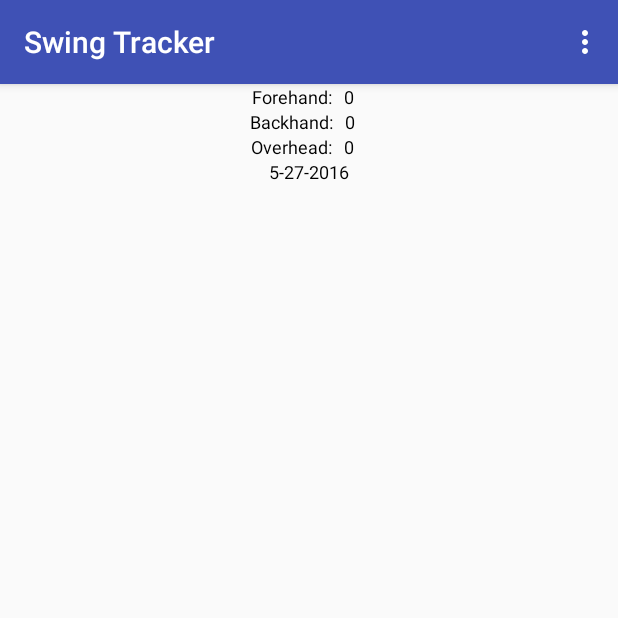
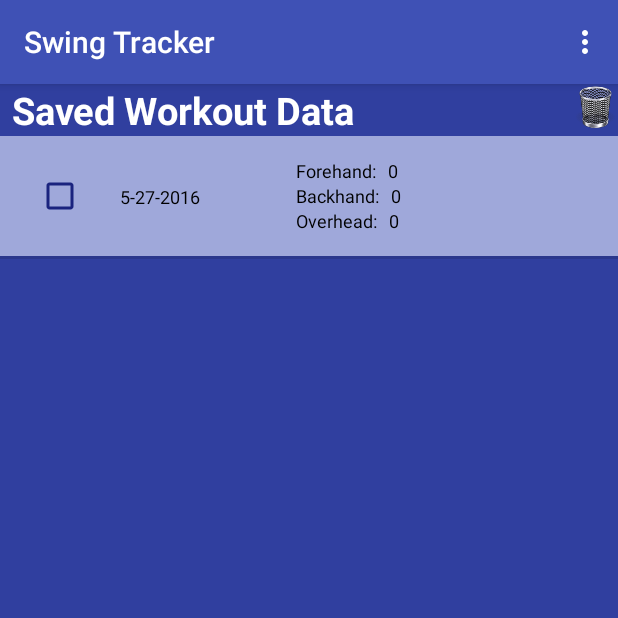
Before and after one commit to kimo9985/Capstone-Project, an Android app: the MyData screen opened directly, with no data from a screen before it, on a phone screen of 412 x 824 dp, the top half of it. Run offline under Robolectric (Android 15) with nearby library versions, the phone set to English and light mode, and no system bars; our stand-ins replace AdMob.

Commit message:
feat:  Implement SQLite Database

```diff
--- a/mobile/src/main/java/com/jimtrinh9985gmail/swingtracker/MainActivity.java
+++ b/mobile/src/main/java/com/jimtrinh9985gmail/swingtracker/MainActivity.java
@@ -25,7 +25,6 @@ import com.google.android.gms.wearable.PutDataRequest;
 import com.google.android.gms.wearable.Wearable;
 import com.jimtrinh9985gmail.swingtracker.myDatabase.MyData;
 import com.jimtrinh9985gmail.swingtracker.myDatabase.MyDatabase;
-import com.jimtrinh9985gmail.swingtracker.myDatabase.MyDatabaseAdapter;
 
 import java.util.Calendar;
 
@@ -82,6 +81,8 @@ public class MainActivity extends AppCompatActivity implements
     // Insert Workout Data to SQLiteDB //
     public void insertWorkoutData(View view) {
 
+        int status = 0;
+
         SharedPreferences forehands = this.getSharedPreferences
                 ("com.swingtracker.FOREHAND", Context.MODE_PRIVATE);
         forehand = (forehands.getInt("com.swingtracker.FOREHAND", 0));
@@ -102,8 +103,7 @@ public class MainActivity extends AppCompatActivity implements
 
         MyDatabase database = new MyDatabase(this);
 
-        long id = database.insertData(forehand, backhand, overhead, date);
-        //myDatabaseAdapter.notifyDataSetChanged();
+        long id = database.insertData(status, forehand, backhand, overhead, date);
         Toast.makeText(this, "Workout Data Saved!", Toast.LENGTH_LONG).show();
     }
 
--- a/mobile/src/main/java/com/jimtrinh9985gmail/swingtracker/MyDatabase/MyData.java
+++ b/mobile/src/main/java/com/jimtrinh9985gmail/swingtracker/MyDatabase/MyData.java
@@ -1,19 +1,29 @@
 package com.jimtrinh9985gmail.swingtracker.myDatabase;
 
+import android.content.Context;
 import android.content.Intent;
 import android.os.Bundle;
 import android.support.v7.app.AppCompatActivity;
+import android.view.LayoutInflater;
 import android.view.Menu;
 import android.view.MenuInflater;
 import android.view.MenuItem;
+import android.view.View;
+import android.view.ViewGroup;
+import android.widget.ArrayAdapter;
+import android.widget.CheckBox;
 import android.widget.ListView;
+import android.widget.TextView;
 
 import com.google.android.gms.ads.AdRequest;
 import com.google.android.gms.ads.AdView;
 import com.google.android.gms.ads.MobileAds;
+import com.jimtrinh9985gmail.swingtracker.ChartFragment;
+import com.jimtrinh9985gmail.swingtracker.MainActivity;
 import com.jimtrinh9985gmail.swingtracker.ProfileFragment;
 import com.jimtrinh9985gmail.swingtracker.R;
 
+import java.util.ArrayList;
 import java.util.List;
 
 /**
@@ -24,6 +34,7 @@ public class MyData extends AppCompatActivity {
     public final String LOG_TAG = MyData.class.getSimpleName();
 
     private ListView listView;
+    TextView forehand, backhand, overhead, date;
     List<WorkoutDataModel> workoutDataModels;
     MyDatabaseAdapter myDatabaseAdapter;
     MyDatabase database;
@@ -46,7 +57,62 @@ public class MyData extends AppCompatActivity {
         myDatabaseAdapter = new MyDatabaseAdapter(this, R.layout.data_model, workoutDataModels);
         listView = (ListView) findViewById(R.id.listView);
         listView.setAdapter(myDatabaseAdapter);
+    }
 
+    private class MyDatabaseAdapter extends ArrayAdapter<WorkoutDataModel> {
+        Context context;
+        List<WorkoutDataModel> workoutDataModel = new ArrayList<WorkoutDataModel>();
+        int layoutResourceId;
+
+        public MyDatabaseAdapter(Context context, int layoutResourceId, List<WorkoutDataModel> object) {
+            super(context, layoutResourceId, object);
+            this.context = context;
+            this.layoutResourceId = layoutResourceId;
+            this.workoutDataModel = object;
+        }
+
+        @Override
+        public View getView(int position, View convertView, ViewGroup parent) {
+
+            CheckBox checkBox = null;
+            if (convertView == null) {
+                LayoutInflater layoutInflater = (LayoutInflater)
+                        context.getSystemService(Context.LAYOUT_INFLATER_SERVICE);
+                convertView = layoutInflater.inflate(R.layout.data_model, parent, false);
+                forehand = (TextView) convertView.findViewById(R.id.dm_forehand_count);
+                backhand = (TextView) convertView.findViewById(R.id.dm_backhand_count);
+                overhead = (TextView) convertView.findViewById(R.id.dm_overhead_count);
+                date = (TextView) convertView.findViewById(R.id.dm_save_date);
+                checkBox = (CheckBox) convertView.findViewById(R.id.deleteBox);
+                convertView.setTag(checkBox);
+                checkBox.setOnClickListener(new View.OnClickListener() {
+                    @Override
+                    public void onClick(View v) {
+                        CheckBox check = (CheckBox) v;
+                        WorkoutDataModel updateData = (WorkoutDataModel) check.getTag();
+                        updateData.setMyStatus(check.isChecked() ? 1 : 0);
+                        database.updateCheckBox(updateData);
+                    }
+                });
+            } else {
+                checkBox = (CheckBox) convertView.getTag();
+            }
+            WorkoutDataModel current = workoutDataModel.get(position);
+            forehand.setText(String.valueOf(current.getMyForehand()));
+            backhand.setText(String.valueOf(current.getMyBackhand()));
+            overhead.setText(String.valueOf(current.getMyOverhead()));
+            date.setText(String.valueOf(current.getMyDate()));
+            checkBox.setChecked(current.getMyStatus() == 1);
+            checkBox.setTag(current);
+
+            return convertView;
+        }
+    }
+
+    public void deleteItems(View v) {
+        database.deleteChecked();
+        myDatabaseAdapter.notifyDataSetChanged();
+        recreate();
     }
 
     @Override
@@ -85,14 +151,14 @@ public class MyData extends AppCompatActivity {
     public boolean onOptionsItemSelected(MenuItem item) {
         switch (item.getItemId()) {
             case R.id.menu_chart:
+                Intent intent = new Intent(this, MainActivity.class);
+                startActivity(intent);
                 return true;
             case R.id.menu_profile:
-                Intent intent = new Intent(this, ProfileFragment.class);
-                startActivity(intent);
+                Intent intent1 = new Intent(this, ProfileFragment.class);
+                startActivity(intent1);
                 return true;
             case R.id.menu_data:
-                Intent intent1 = new Intent(this, MyData.class);
-                startActivity(intent1);
                 return true;
         }
         return super.onOptionsItemSelected(item);
--- a/mobile/src/main/java/com/jimtrinh9985gmail/swingtracker/MyDatabase/MyDatabase.java
+++ b/mobile/src/main/java/com/jimtrinh9985gmail/swingtracker/MyDatabase/MyDatabase.java
@@ -17,16 +17,16 @@ public class MyDatabase extends SQLiteOpenHelper {
 
     public final String LOG_TAG = MyDatabase.class.getSimpleName();
 
-    SQLiteDatabase database;
     private Context mContext;
 
     // Database Info //
-    private static final int DATABASE_VERSION = 2;
+    private static final int DATABASE_VERSION = 1;
     private static final String DATABASE_NAME = "myWorkoutDatabase";
     public static final String DATABASE_TABLE = "swingData";
 
     // Database Table Columns //
     private static final String KEY_ID = "_id";
+    private static final String KEY_STATUS = "status";
     private static final String KEY_FOREHAND = "forehand";
     private static final String KEY_BACKHAND = "backhand";
     private static final String KEY_OVERHEAD = "overhead";
@@ -34,6 +34,7 @@ public class MyDatabase extends SQLiteOpenHelper {
 
     private static final String CREATE_WORKOUT_TABLE = "CREATE TABLE " + DATABASE_TABLE + "("
             + KEY_ID + " INTEGER PRIMARY KEY, "
+            + KEY_STATUS + " INTEGER,"
             + KEY_FOREHAND + " INTEGER,"
             + KEY_BACKHAND + " INTEGER,"
             + KEY_OVERHEAD + " INTEGER,"
@@ -64,10 +65,11 @@ public class MyDatabase extends SQLiteOpenHelper {
     }
 
     // Insert Data //
-    public long insertData (int forehand, int backhand, int overhead, String date) {
+    public long insertData (int status, int forehand, int backhand, int overhead, String date) {
 
         SQLiteDatabase database = this.getWritableDatabase();
         ContentValues contentValues = new ContentValues();
+        contentValues.put(KEY_STATUS, status);
         contentValues.put(KEY_FOREHAND, forehand);
         contentValues.put(KEY_BACKHAND, backhand);
         contentValues.put(KEY_OVERHEAD, overhead);
@@ -91,14 +93,35 @@ public class MyDatabase extends SQLiteOpenHelper {
             do {
                 WorkoutDataModel workoutDataModel = new WorkoutDataModel();
                 workoutDataModel.set_id(cursor.getInt(0));
-                workoutDataModel.setMyForehand(cursor.getInt(1));
-                workoutDataModel.setMyBackhand(cursor.getInt(2));
-                workoutDataModel.setMyOverhead(cursor.getInt(3));
-                workoutDataModel.setMyDate(cursor.getString(4));
+                workoutDataModel.setMyStatus(cursor.getInt(1));
+                workoutDataModel.setMyForehand(cursor.getInt(2));
+                workoutDataModel.setMyBackhand(cursor.getInt(3));
+                workoutDataModel.setMyOverhead(cursor.getInt(4));
+                workoutDataModel.setMyDate(cursor.getString(5));
 
                 workoutDataModels.add(workoutDataModel);
             } while (cursor.moveToNext());
         }
         return workoutDataModels;
     }
+
+    // Update Checkbox Status //
+    public void updateCheckBox(WorkoutDataModel workoutDataModel) {
+        SQLiteDatabase database = this.getWritableDatabase();
+        ContentValues contentValues = new ContentValues();
+        contentValues.put(KEY_STATUS, workoutDataModel.getMyStatus());
+        contentValues.put(KEY_FOREHAND, workoutDataModel.getMyForehand());
+        contentValues.put(KEY_BACKHAND, workoutDataModel.getMyBackhand());
+        contentValues.put(KEY_OVERHEAD, workoutDataModel.getMyOverhead());
+        contentValues.put(KEY_DATE, workoutDataModel.getMyDate());
+        database.update(DATABASE_TABLE, contentValues, KEY_ID
+                + " = ?", new String[]{String.valueOf(workoutDataModel.get_id())});
+    }
+
+    // Delete Checkbox //
+    public void deleteChecked() {
+        SQLiteDatabase database = this.getWritableDatabase();
+        database.delete(DATABASE_TABLE, KEY_STATUS + "=" + "1", null);
+        database.close();
+    }
 }
--- a/mobile/src/main/java/com/jimtrinh9985gmail/swingtracker/MyDatabase/MyDatabaseAdapter.java
+++ b/mobile/src/main/java/com/jimtrinh9985gmail/swingtracker/MyDatabase/MyDatabaseAdapter.java
@@ -5,7 +5,7 @@ import android.view.LayoutInflater;
 import android.view.View;
 import android.view.ViewGroup;
 import android.widget.ArrayAdapter;
-import android.widget.TextView;
+import android.widget.CheckBox;
 
 import com.jimtrinh9985gmail.swingtracker.R;
 
@@ -18,7 +18,6 @@ import java.util.List;
 public class MyDatabaseAdapter extends ArrayAdapter<WorkoutDataModel> {
 
     public final String LOG_TAG = MyDatabaseAdapter.class.getSimpleName();
-    private TextView forehand, backhand, overhead, date;
     Context context;
     int layoutResourceId;
     List<WorkoutDataModel> workoutDataModel = new ArrayList<WorkoutDataModel>();
@@ -31,24 +30,16 @@ public class MyDatabaseAdapter extends ArrayAdapter<WorkoutDataModel> {
     }
 
     @Override
-    public View getView(int position, View convertView, ViewGroup parent) {
+    public View getView(final int position, View convertView, ViewGroup parent) {
 
-        if (convertView == null) {
-            LayoutInflater layoutInflater = (LayoutInflater)
-                    context.getSystemService(Context.LAYOUT_INFLATER_SERVICE);
-            convertView = layoutInflater.inflate(R.layout.data_model, parent, false);
+        LayoutInflater layoutInflater = (LayoutInflater)
+                context.getSystemService(Context.LAYOUT_INFLATER_SERVICE);
+        convertView = layoutInflater.inflate(R.layout.data_model, parent, false);
 
-            forehand = (TextView) convertView.findViewById(R.id.dm_forehand_count);
-            backhand = (TextView) convertView.findViewById(R.id.dm_backhand_count);
-            overhead = (TextView) convertView.findViewById(R.id.dm_overhead_count);
-            date = (TextView) convertView.findViewById(R.id.dm_save_date);
-        }
+        CheckBox checkBox = (CheckBox) convertView.findViewById(R.id.deleteBox);
         WorkoutDataModel current = workoutDataModel.get(position);
-        forehand.setText(String.valueOf(current.getMyForehand()));
-        backhand.setText(String.valueOf(current.getMyBackhand()));
-        overhead.setText(String.valueOf(current.getMyOverhead()));
-        date.setText(String.valueOf(current.getMyDate()));
+        checkBox.setChecked(current.getMyStatus() == 1);
 
         return convertView;
     }
- }
+}
--- a/mobile/src/main/java/com/jimtrinh9985gmail/swingtracker/MyDatabase/WorkoutDataModel.java
+++ b/mobile/src/main/java/com/jimtrinh9985gmail/swingtracker/MyDatabase/WorkoutDataModel.java
@@ -1,17 +1,21 @@
 package com.jimtrinh9985gmail.swingtracker.myDatabase;
+
+import android.util.Log;
 
 /**
  * Created by Kimo on 6/21/2016.
  */
 public class WorkoutDataModel {
 
-    private int _id, myForehand, myBackhand, myOverhead;
+    public final String LOG_TAG = WorkoutDataModel.class.getSimpleName();
+    private int _id, myForehand, myBackhand, myOverhead, myStatus;
     private String myDate;
 
     public WorkoutDataModel() {
         this.myForehand = 0;
         this.myBackhand = 0;
         this.myOverhead = 0;
+        this.myStatus = 0;
         this.myDate = null;
     }
 
@@ -21,6 +25,15 @@ public class WorkoutDataModel {
 
     public void set_id(int _id) {
         this._id = _id;
+    }
+
+    public int getMyStatus() {
+        return myStatus;
+    }
+
+    public void setMyStatus(int myStatus) {
+        this.myStatus = myStatus;
+        Log.d(LOG_TAG, "Datamodel setMyStatus: " + myStatus);
     }
 
     public int getMyForehand() {
--- a/mobile/src/main/java/com/jimtrinh9985gmail/swingtracker/ProfileFragment.java
+++ b/mobile/src/main/java/com/jimtrinh9985gmail/swingtracker/ProfileFragment.java
@@ -160,11 +160,11 @@ public class ProfileFragment extends AppCompatActivity implements View.OnLongCli
     @Override
     public boolean onOptionsItemSelected(MenuItem item) {
         switch (item.getItemId()) {
-            case R.id.menu_profile:
-                return true;
             case R.id.menu_chart:
                 Intent intent = new Intent(this, MainActivity.class);
                 startActivity(intent);
+                return true;
+            case R.id.menu_profile:
                 return true;
             case R.id.menu_data:
                 Intent intent1 = new Intent(this, MyData.class);
--- a/mobile/src/main/res/layout/data_fragment.xml
+++ b/mobile/src/main/res/layout/data_fragment.xml
@@ -2,12 +2,43 @@
 <RelativeLayout
     xmlns:android="http://schemas.android.com/apk/res/android"
     xmlns:ads="http://schemas.android.com/apk/res-auto"
+    android:background="@color/A700_indigo"
     android:layout_width="match_parent"
     android:layout_height="match_parent" >
 
+    <TextView
+        android:layout_width="wrap_content"
+        android:layout_height="wrap_content"
+        android:id="@+id/listView_title"
+        android:text="@string/list_title"
+        style="@style/BolderText"
+        android:gravity="center_vertical"
+        android:paddingStart="8dp"
+        android:paddingEnd="8dp" />
+
+    <ImageButton
+        android:layout_width="wrap_content"
+        android:layout_height="wrap_content"
+        android:id="@+id/deleteCheckBox"
+        android:onClick="deleteItems"
+        android:contentDescription="@string/cd_image_button"
+        android:gravity="center_vertical|center_horizontal"
+        android:background="@android:color/transparent"
+        android:focusable="false"
+        android:adjustViewBounds="true"
+        android:maxHeight="30dp"
+        android:maxWidth="30dp"
+        android:scaleType="fitCenter"
+        android:src="@mipmap/ic_delete_button"
+        android:layout_alignParentEnd="true"
+        android:layout_alignParentRight="true" />
+
     <ListView
         android:id="@+id/listView"
+        android:layout_below="@+id/listView_title"
+        android:layout_above="@+id/adView"
         android:scrollbars="vertical"
+        android:dividerHeight="2sp"
         android:layout_width="match_parent"
         android:layout_height="wrap_content" />
 
@@ -21,5 +52,4 @@
         ads:adUnitId="@string/banner_ad_unit_id">
     </com.google.android.gms.ads.AdView>
 
-
 </RelativeLayout>
--- a/mobile/src/main/res/layout/data_model.xml
+++ b/mobile/src/main/res/layout/data_model.xml
@@ -1,17 +1,42 @@
 <?xml version="1.0" encoding="utf-8"?>
+<RelativeLayout
+    xmlns:android="http://schemas.android.com/apk/res/android"
+    android:background="@color/A200_indigo"
+    android:layout_width="match_parent"
+    android:layout_height="match_parent" >
+
+    <CheckBox
+        android:layout_width="wrap_content"
+        android:layout_height="wrap_content"
+        android:id="@+id/deleteBox"
+        android:buttonTint="@color/A900_indigo"
+        android:layout_margin="24dp"
+        android:layout_centerVertical="true" />
+
+    <TextView
+        android:id="@+id/dm_save_date"
+        android:layout_width="wrap_content"
+        android:layout_height="wrap_content"
+        style="@style/Counter"
+        android:layout_alignBaseline="@+id/deleteBox"
+        android:layout_alignBottom="@+id/deleteBox"
+        android:layout_toRightOf="@+id/deleteBox"
+        android:layout_toEndOf="@+id/deleteBox"
+        android:layout_marginEnd="64dp"
+        android:layout_marginRight="64dp" />
+
     <LinearLayout
-    xmlns:android="http://schemas.android.com/apk/res/android"
+        android:layout_width="wrap_content"
+        android:layout_height="wrap_content"
+        android:layout_toRightOf="@+id/dm_save_date"
+        android:layout_toEndOf="@+id/dm_save_date"
         android:orientation="vertical"
-    android:layout_width="match_parent"
-    android:layout_height="match_parent">
+        android:layout_centerVertical="true">
 
         <LinearLayout
             android:layout_width="match_parent"
             android:layout_height="wrap_content"
-        android:gravity="center"
-        android:id="@+id/row1"
-        android:orientation="horizontal"
-        android:layout_centerVertical="true">
+            android:orientation="horizontal">
 
             <TextView
                 android:layout_width="wrap_content"
@@ -24,8 +49,10 @@
                 android:layout_width="wrap_content"
                 android:layout_height="wrap_content"
                 style="@style/Counter"
+                android:paddingLeft="8dp"
                 android:paddingStart="8dp"
-            android:paddingEnd="8dp"
+                android:paddingRight="16dp"
+                android:paddingEnd="16dp"
                 android:text="@string/zero" />
 
         </LinearLayout>
@@ -33,9 +60,6 @@
         <LinearLayout
             android:layout_width="match_parent"
             android:layout_height="wrap_content"
-        android:id="@+id/row2"
-        android:layout_below="@+id/row1"
-        android:gravity="center"
             android:orientation="horizontal" >
 
             <TextView
@@ -49,18 +73,18 @@
                 android:layout_width="wrap_content"
                 android:layout_height="wrap_content"
                 style="@style/Counter"
+                android:paddingLeft="8dp"
                 android:paddingStart="8dp"
-            android:paddingEnd="8dp"
+                android:paddingRight="16dp"
+                android:paddingEnd="16dp"
                 android:text="@string/zero" />
+
 
         </LinearLayout>
 
         <LinearLayout
             android:layout_width="match_parent"
             android:layout_height="wrap_content"
-        android:id="@+id/row3"
-        android:layout_below="@+id/row2"
-        android:gravity="center"
             android:orientation="horizontal" >
 
             <TextView
@@ -74,17 +98,12 @@
                 android:layout_width="wrap_content"
                 android:layout_height="wrap_content"
                 style="@style/Counter"
+                android:paddingLeft="8dp"
                 android:paddingStart="8dp"
-            android:paddingEnd="8dp"
+                android:paddingRight="16dp"
+                android:paddingEnd="16dp"
                 android:text="@string/zero" />
 
         </LinearLayout>
-
-    <TextView
-        android:id="@+id/dm_save_date"
-        android:layout_width="wrap_content"
-        android:layout_height="wrap_content"
-        style="@style/Counter"
-        android:layout_gravity="center_horizontal" />
-
     </LinearLayout>
+</RelativeLayout>
--- a/mobile/src/main/res/values/strings.xml
+++ b/mobile/src/main/res/values/strings.xml
@@ -9,12 +9,16 @@
     <string name="overhead">Overhead:</string>
     <string name="widget_text">My Last Workout</string>
     <string name="zero">0</string>
+    <string name="list_title">Saved Workout Data</string>
     <string name="banner_ad_unit_id" translatable="false">ca-app-pub-3940256099942544/6300978111</string>
 
     <!-- Menu -->
     <string name="menu_chart">Chart View</string>
     <string name="menu_profile">Player Profile</string>
     <string name="menu_data">Saved Data</string>
+
+    <string name="menu_delete">Delete Item</string>
+    <string name="menu_delete_all">Delete All</string>
 
     <!-- Content Description -->
     <string name="cd_update_button">Load new Data and Update Chart</string>
@@ -25,4 +29,5 @@
     <string name="player_cd_weight">Player Weight</string>
     <string name="player_cd_grip">Player Grip</string>
     <string name="player_cd_racket">Player Racket</string>
+    <string name="cd_image_button">Delete Checked</string>
 </resources>
--- a/mobile/src/main/res/values/styles.xml
+++ b/mobile/src/main/res/values/styles.xml
@@ -11,7 +11,7 @@
     <style
         name="Counter" >
         <item name="android:textColor">@android:color/black</item>
-        <item name="android:textSize">12dp</item>
+        <item name="android:textSize">12sp</item>
     </style>
 
     <style name="Card" >
@@ -32,6 +32,14 @@
         <item name="android:textStyle">bold</item>
     </style>
 
+    <style name="BolderText" >
+        <item name="android:textSize">25sp</item>
+        <item name="android:textColor">@android:color/white</item>
+        <item name="android:textStyle">bold</item>
+        <item name="android:paddingLeft">8dp</item>
+        <item name="android:paddingRight">8dp</item>
+    </style>
+
     <style name="WidgetText" >
         <item name="android:textSize">16sp</item>
         <item name="android:textColor">@color/A50_indigo</item>
```
Also changed, not shown: mobile/src/main/res/menu/menu_delete.xml (added, +21 -0 lines), mobile/src/main/res/mipmap-mdpi/ic_delete_button.png (added). Lines whose indentation alone changed are shown as unchanged.
